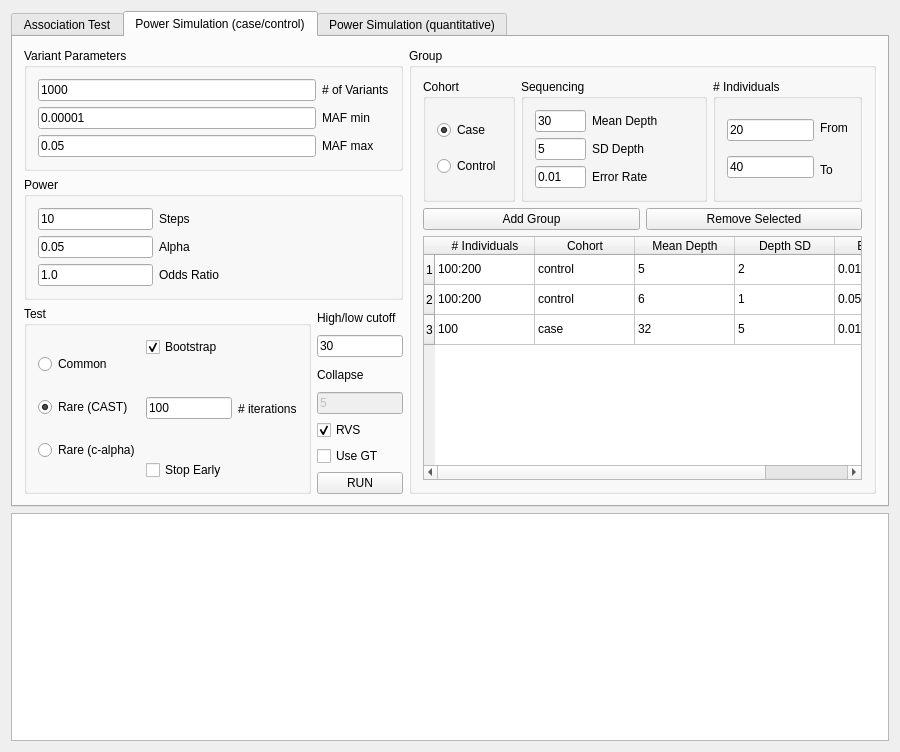
Above: gui/ui/mainwindow.ui from ScottMastro/VikNGS before the change. Below: the same form after it.
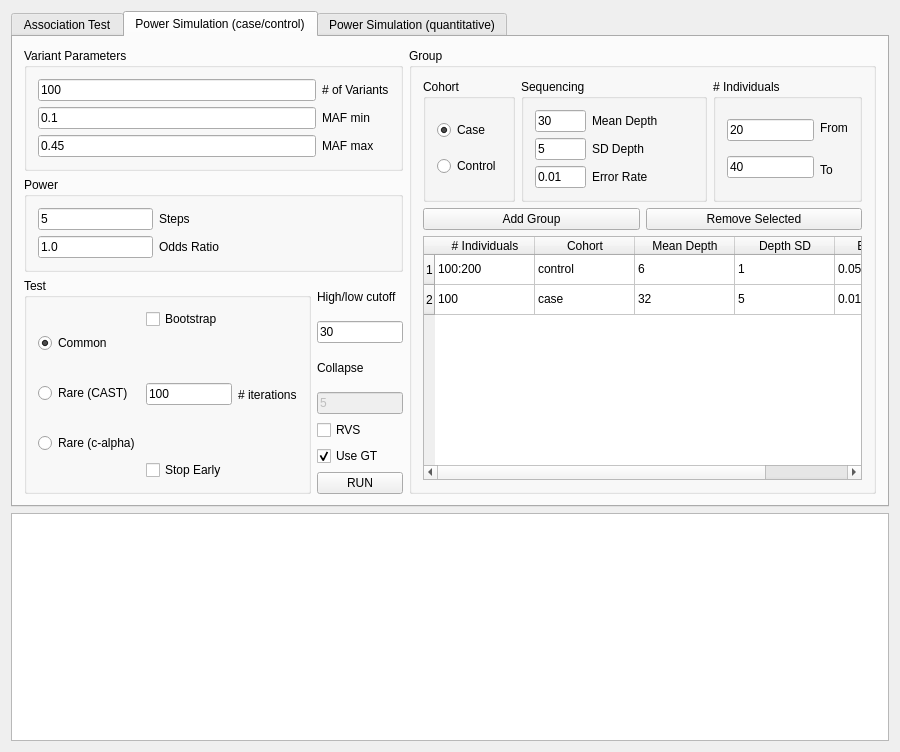
That is the form after the change. The open tabs and pages were chosen to show the change.

What changed in the file:
```diff
--- a/gui/ui/mainwindow.ui
+++ b/gui/ui/mainwindow.ui
@@ -559,14 +559,7 @@
                  <item>
                   <widget class="QLineEdit" name="sim_powerStepTxt">
                    <property name="text">
-                    <string>10</string>
-                   </property>
-                  </widget>
-                 </item>
-                 <item>
-                  <widget class="QLineEdit" name="sim_powerAlphaTxt">
-                   <property name="text">
-                    <string>0.05</string>
+                    <string>5</string>
                    </property>
                   </widget>
                  </item>
@@ -591,16 +584,6 @@
                    </property>
                   </widget>
                  </item>
-                 <item>
-                  <widget class="QLabel" name="sim_powerAlphaLbl">
-                   <property name="toolTip">
-                    <string>Odds ratio of disease</string>
-                   </property>
-                   <property name="text">
-                    <string>Alpha</string>
-                   </property>
-                  </widget>
-                 </item>
                  <item>
                   <widget class="QLabel" name="sim_oddsRatioLbl">
                    <property name="toolTip">
@@ -627,21 +610,21 @@
                  <item>
                   <widget class="QLineEdit" name="sim_variantSizeTxt">
                    <property name="text">
-                    <string>1000</string>
+                    <string>100</string>
                    </property>
                   </widget>
                  </item>
                  <item>
                   <widget class="QLineEdit" name="sim_variantMafMinTxt">
                    <property name="text">
-                    <string>0.00001</string>
+                    <string>0.1</string>
                    </property>
                   </widget>
                  </item>
                  <item>
                   <widget class="QLineEdit" name="sim_variantMafMaxTxt">
                    <property name="text">
-                    <string>0.05</string>
+                    <string>0.45</string>
                    </property>
                   </widget>
                  </item>
@@ -702,7 +685,7 @@
                     <string>Common</string>
                    </property>
                    <property name="checked">
-                    <bool>false</bool>
+                    <bool>true</bool>
                    </property>
                   </widget>
                  </item>
@@ -712,7 +695,7 @@
                     <string>Rare (CAST)</string>
                    </property>
                    <property name="checked">
-                    <bool>true</bool>
+                    <bool>false</bool>
                    </property>
                   </widget>
                  </item>
@@ -733,7 +716,7 @@
                     <string>Bootstrap</string>
                    </property>
                    <property name="checked">
-                    <bool>true</bool>
+                    <bool>false</bool>
                    </property>
                   </widget>
                  </item>
@@ -815,7 +798,7 @@
                  <string>RVS</string>
                 </property>
                 <property name="checked">
-                 <bool>true</bool>
+                 <bool>false</bool>
                 </property>
                </widget>
               </item>
@@ -824,6 +807,9 @@
                 <property name="text">
                  <string>Use GT</string>
                 </property>
+                <property name="checked">
+                 <bool>true</bool>
+                </property>
                </widget>
               </item>
               <item>
@@ -1050,11 +1036,6 @@
                  <string>2</string>
                 </property>
                </row>
-               <row>
-                <property name="text">
-                 <string>3</string>
-                </property>
-               </row>
                <column>
                 <property name="text">
                  <string># Individuals</string>
@@ -1092,65 +1073,40 @@
                </item>
                <item row="0" column="2">
                 <property name="text">
-                 <string>5</string>
+                 <string>6</string>
                 </property>
                </item>
                <item row="0" column="3">
                 <property name="text">
-                 <string>2</string>
+                 <string>1</string>
                 </property>
                </item>
                <item row="0" column="4">
                 <property name="text">
-                 <string>0.01</string>
-                </property>
-               </item>
-               <item row="1" column="0">
-                <property name="text">
-                 <string>100:200</string>
-                </property>
-               </item>
-               <item row="1" column="1">
-                <property name="text">
-                 <string>control</string>
-                </property>
-               </item>
-               <item row="1" column="2">
-                <property name="text">
-                 <string>6</string>
-                </property>
-               </item>
-               <item row="1" column="3">
-                <property name="text">
-                 <string>1</string>
-                </property>
-               </item>
-               <item row="1" column="4">
-                <property name="text">
                  <string>0.05</string>
                 </property>
                </item>
-               <item row="2" column="0">
+               <item row="1" column="0">
                 <property name="text">
                  <string>100</string>
                 </property>
                </item>
-               <item row="2" column="1">
+               <item row="1" column="1">
                 <property name="text">
                  <string>case</string>
                 </property>
                </item>
-               <item row="2" column="2">
+               <item row="1" column="2">
                 <property name="text">
                  <string>32</string>
                 </property>
                </item>
-               <item row="2" column="3">
+               <item row="1" column="3">
                 <property name="text">
                  <string>5</string>
                 </property>
                </item>
-               <item row="2" column="4">
+               <item row="1" column="4">
                 <property name="text">
                  <string>0.01</string>
                 </property>
```
Left out of the diff: 2 changed lines with no effect on the pictures.
